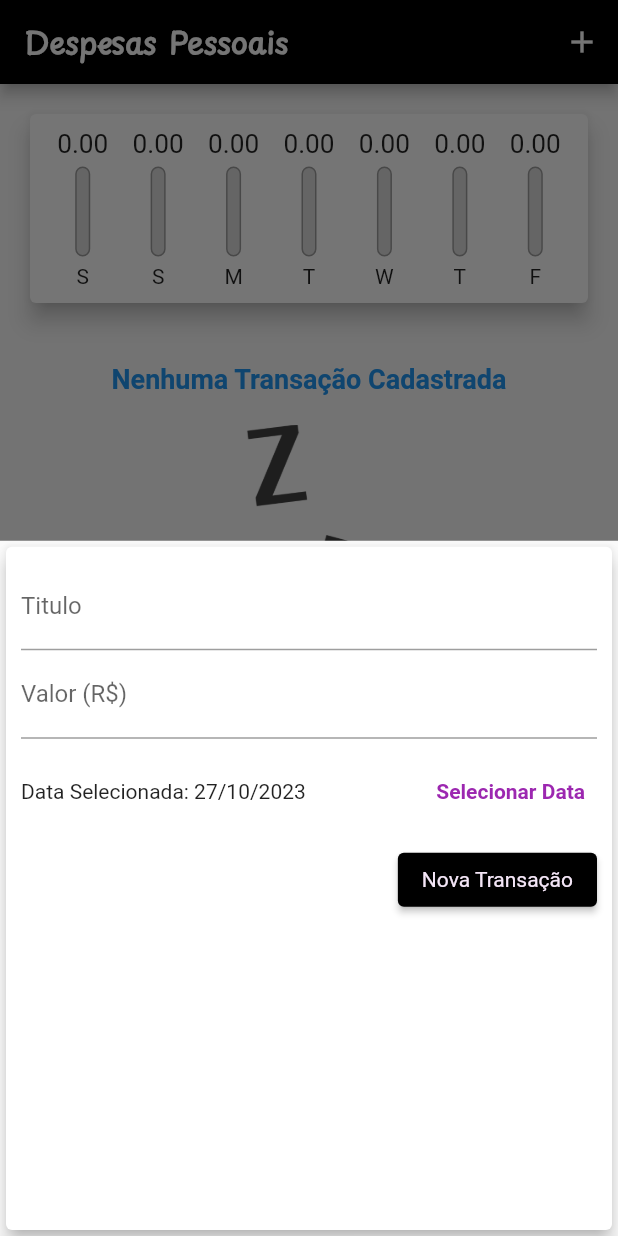
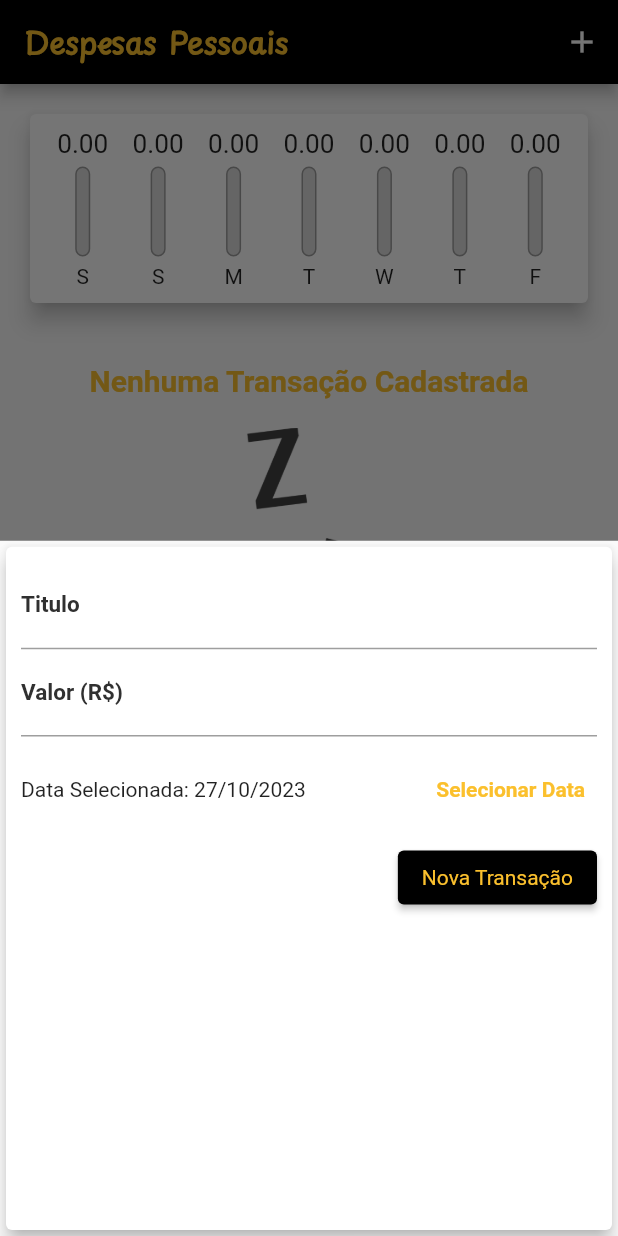
Before and after one commit to Hommer95/App, a Flutter app: the screen it shows after launch, after a tap on the "add" icon, on a phone screen of 412 x 824 dp. Run offline on Flutter 3.47's test engine with Material 2 defaults, Android fonts, the phone set to English and light mode, and no system bars; project files that could hold a hidden picture were left out.

```diff
--- a/lib/components/chart_bar.dart
+++ b/lib/components/chart_bar.dart
@@ -35,14 +35,14 @@ class ChartBar extends StatelessWidget {
                     width: 1.0,
                   ),
                   color: const Color.fromRGBO(220, 220, 220, 1),
-                  borderRadius: BorderRadius.circular(5),
+                  borderRadius: BorderRadius.circular(20),
                 ),
               ),
               FractionallySizedBox(
                 heightFactor: percentage,
                 child: Container(
                   decoration: BoxDecoration(
-                    color: Theme.of(context).primaryColor,
+                    color: Colors.red,
                     borderRadius: BorderRadius.circular(5),
                   ),
                 ),
--- a/lib/components/transaction_form.dart
+++ b/lib/components/transaction_form.dart
@@ -53,7 +53,12 @@ class _TransactionFormState extends State<TransactionForm> {
             TextField(
               controller: _titleController,
               onSubmitted: (_) => _submitForm(),
-              decoration: const InputDecoration(
+              decoration: InputDecoration(
+                labelStyle: TextStyle(
+                  color: Colors.grey[850],
+                  fontWeight: FontWeight.bold,
+                  fontSize: 15,
+                ),
                 labelText: 'Titulo',
               ),
             ),
@@ -62,7 +67,12 @@ class _TransactionFormState extends State<TransactionForm> {
               onSubmitted: (_) => _submitForm(),
               keyboardType:
                   const TextInputType.numberWithOptions(decimal: true),
-              decoration: const InputDecoration(
+              decoration: InputDecoration(
+                labelStyle: TextStyle(
+                  color: Colors.grey[850],
+                  fontWeight: FontWeight.bold,
+                  fontSize: 15,
+                ),
                 labelText: 'Valor (R\$)',
               ),
             ),
@@ -80,8 +90,8 @@ class _TransactionFormState extends State<TransactionForm> {
                   ),
                   TextButton(
                     style: ButtonStyle(
-                        foregroundColor:
-                            MaterialStateProperty.all<Color>(Colors.purple)),
+                        foregroundColor: MaterialStateProperty.all<Color>(
+                            Colors.yellow[700]!)),
                     onPressed: _showDatePicker,
                     child: const Text(
                       'Selecionar Data',
@@ -98,8 +108,8 @@ class _TransactionFormState extends State<TransactionForm> {
               children: <Widget>[
                 ElevatedButton(
                   style: ButtonStyle(
-                    foregroundColor: MaterialStateProperty.all<Color>(
-                        const Color.fromARGB(255, 244, 230, 247)),
+                    foregroundColor:
+                        MaterialStateProperty.all<Color>(Colors.yellow[700]!),
                   ),
                   onPressed: _submitForm,
                   child: const Text('Nova Transação'),
--- a/lib/components/transaction_list.dart
+++ b/lib/components/transaction_list.dart
@@ -17,7 +17,11 @@ class TransactionList extends StatelessWidget {
                 const SizedBox(height: 20),
                 Text(
                   'Nenhuma Transação Cadastrada',
-                  style: Theme.of(context).textTheme.titleLarge,
+                  style: TextStyle(
+                    color: Colors.yellow[700],
+                    fontWeight: FontWeight.bold,
+                    fontSize: 20,
+                  ),
                 ),
                 const SizedBox(height: 20),
                 SizedBox(
@@ -40,10 +44,16 @@ class TransactionList extends StatelessWidget {
                     child: ListTile(
                       leading: CircleAvatar(
                         radius: 30,
+                        backgroundColor: Colors.yellow[700],
                         child: Padding(
                           padding: const EdgeInsets.all(6),
                           child: FittedBox(
-                            child: Text('R\$${tr.value}'),
+                            child: Text(
+                              'R\$${tr.value}',
+                              style: const TextStyle(
+                                color: Colors.black,
+                              ),
+                            ),
                           ),
                         ),
                       ),
--- a/lib/main.dart
+++ b/lib/main.dart
@@ -22,15 +22,7 @@ class ExpensesesApp extends StatelessWidget {
       theme: tema.copyWith(
         colorScheme: tema.colorScheme.copyWith(
           primary: Colors.black,
-          secondary: Colors.grey[600],
-        ),
-        textTheme: tema.textTheme.copyWith(
-          titleLarge: const TextStyle(
-            fontFamily: 'Roboto',
-            fontSize: 18,
-            fontWeight: FontWeight.bold,
-            color: Colors.blue,
-          ),
+          secondary: Colors.yellow[700],
         ),
         appBarTheme: const AppBarTheme(
           titleTextStyle: TextStyle(
@@ -94,7 +86,12 @@ class _MyHomePageState extends State<MyHomePage> {
   Widget build(BuildContext context) {
     return Scaffold(
       appBar: AppBar(
-        title: const Text('Despesas Pessoais'),
+        title: Text(
+          'Despesas Pessoais',
+          style: TextStyle(
+            color: Colors.yellow[700],
+          ),
+        ),
         actions: <Widget>[
           IconButton(
             icon: const Icon(Icons.add),
--- a/pubspec.yaml
+++ b/pubspec.yaml
@@ -61,7 +61,7 @@ flutter:
   # To add assets to your application, add an assets section, like this:
   assets:
     - assets/images/waiting.png
-  #   - images/a_dot_ham.jpeg
+    - assets/images/teste.png
 
   # An image asset can refer to one or more resolution-specific "variants", see
   # https://flutter.dev/assets-and-images/#resolution-aware
```
Also changed, not shown: assets/images/teste.png (added).
